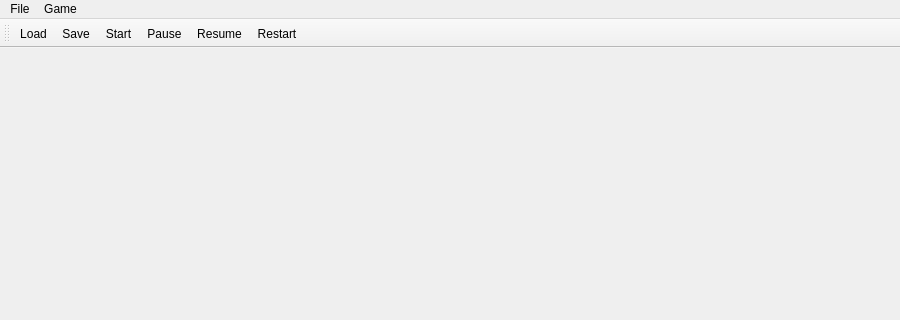
Old version of the form window.ui in the repository UNIDY2002/Snake; both pictures show x 0 to 900 and y 0 to 320 of the 900 by 900 pixel window.
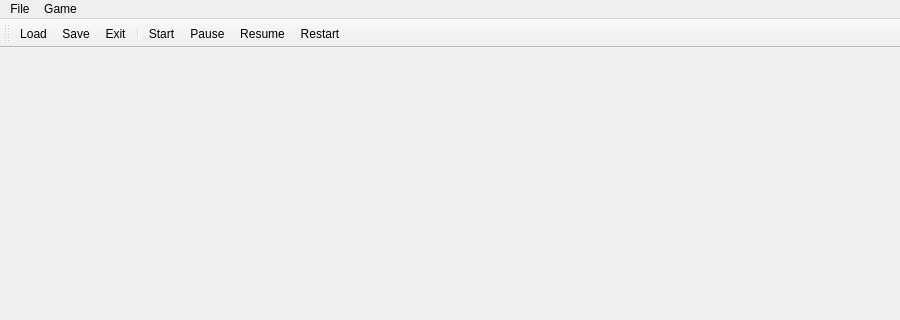
New version of the form. Icons and pictures are not drawn.

Patch:
```diff
--- a/window.ui
+++ b/window.ui
@@ -54,6 +54,8 @@
    </attribute>
    <addaction name="load"/>
    <addaction name="save"/>
+   <addaction name="exit"/>
+   <addaction name="separator"/>
    <addaction name="start"/>
    <addaction name="pause"/>
    <addaction name="resume"/>
@@ -75,6 +77,15 @@
     <string>Ctrl+S</string>
    </property>
   </action>
+  <action name="exit">
+   <property name="icon">
+    <iconset resource="resources.qrc">
+     <normaloff>:/resources/exit.svg</normaloff>:/resources/exit.svg</iconset>
+   </property>
+   <property name="text">
+    <string>Exit</string>
+   </property>
+  </action>
   <action name="start">
    <property name="text">
     <string>Start</string>
```
Left out of the diff: 30 changed lines with no effect on the pictures.
